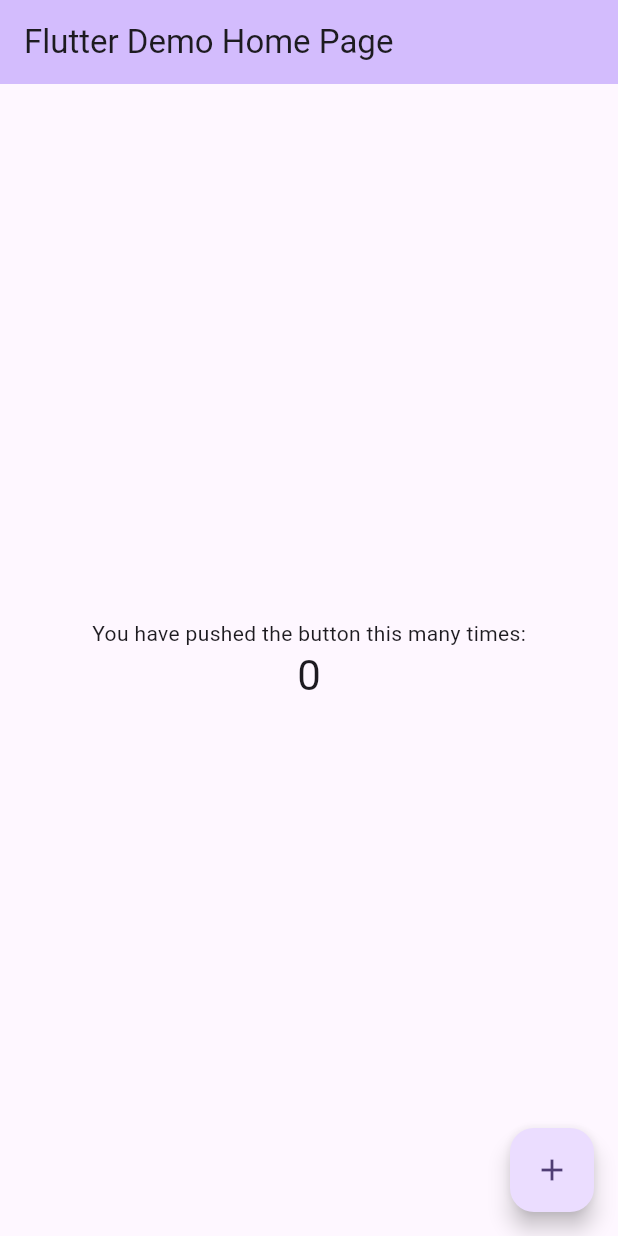
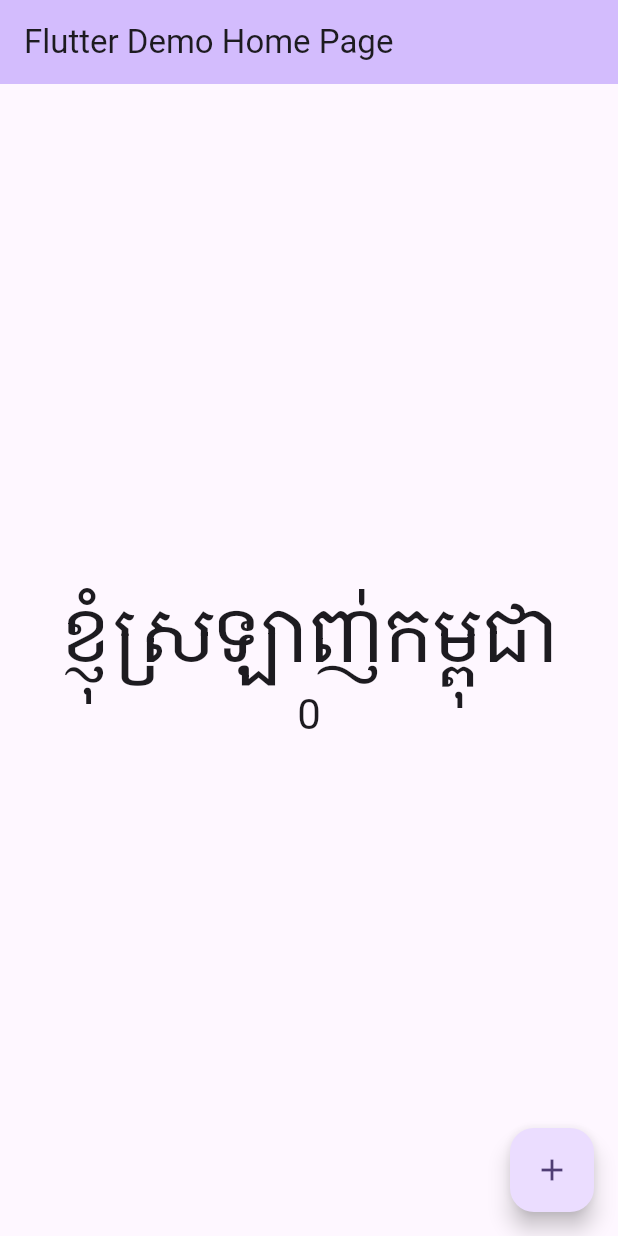
Before and after one commit to samnangma/mvvm-sample-developer-cambodia-flutter-, a Flutter app: the screen it shows after launch, on a phone screen of 412 x 824 dp. Run offline on Flutter 3.47's test engine with Material 2 defaults, Android fonts, the phone set to English and light mode, and no system bars.

Commit message:
custom color and fonts

```diff
--- a/lib/constants/fonts.dart
+++ b/lib/constants/fonts.dart
@@ -0,0 +1,3 @@
+
+
+const fontFamily = "NotoSerifKhmer";
--- a/lib/data/network/NetworkApiService.dart
+++ b/lib/data/network/NetworkApiService.dart
@@ -1,6 +1,6 @@
 import 'dart:convert';
 import 'dart:io';
-import 'package:deverloper_cambodia/data/app_excaptions.dart';
+import 'package:deverloper_cambodia/data/app_exceptions.dart';
 import 'package:deverloper_cambodia/data/network/BaseApiServices.dart';
 import 'package:http/http.dart' as http;
 import 'package:http/http.dart';
@@ -10,7 +10,7 @@ class NetworkApiService extends BaseApiServices {
     dynamic responseJson;
     try {
       final response =
-          await http.get(Uri.parse(url)).timeout(Duration(seconds: 10));
+          await http.get(Uri.parse(url)).timeout(const Duration(seconds: 10));
       responseJson  = returnResponse(response);
     } on SocketException {
       throw FetchDataException("No Internet Connection");
--- a/lib/data/response/status.dart
+++ b/lib/data/response/status.dart
@@ -1 +1,5 @@
-enum Status {LOADING, COMPLETED, ERROR}
+enum Status {
+  LOADING,
+  COMPLETED,
+  ERROR
+}
--- a/lib/main.dart
+++ b/lib/main.dart
@@ -1,3 +1,4 @@
+import 'package:deverloper_cambodia/constants/fonts.dart';
 import 'package:flutter/material.dart';
 
 void main() {
@@ -31,7 +32,7 @@ class MyApp extends StatelessWidget {
         colorScheme: ColorScheme.fromSeed(seedColor: Colors.deepPurple),
         useMaterial3: true,
       ),
-      home: const MyHomePage(title: 'Flutter Demo Home Page'),
+      home: const MyHomePage(title: 'Flutter Demo Home Page',),
     );
   }
 }
@@ -106,7 +107,8 @@ class _MyHomePageState extends State<MyHomePage> {
           mainAxisAlignment: MainAxisAlignment.center,
           children: <Widget>[
             const Text(
-              'You have pushed the button this many times:',
+              'ខ្ញុំស្រឡាញ់កម្ពុជា',
+              style: TextStyle(fontFamily: fontFamily, fontSize: 50),
             ),
             Text(
               '$_counter',
```
Also changed, not shown: lib/constants/colors.dart (+13 -0 lines), pubspec.yaml (+14 -9 lines), pubspec.lock, 28 other files.
